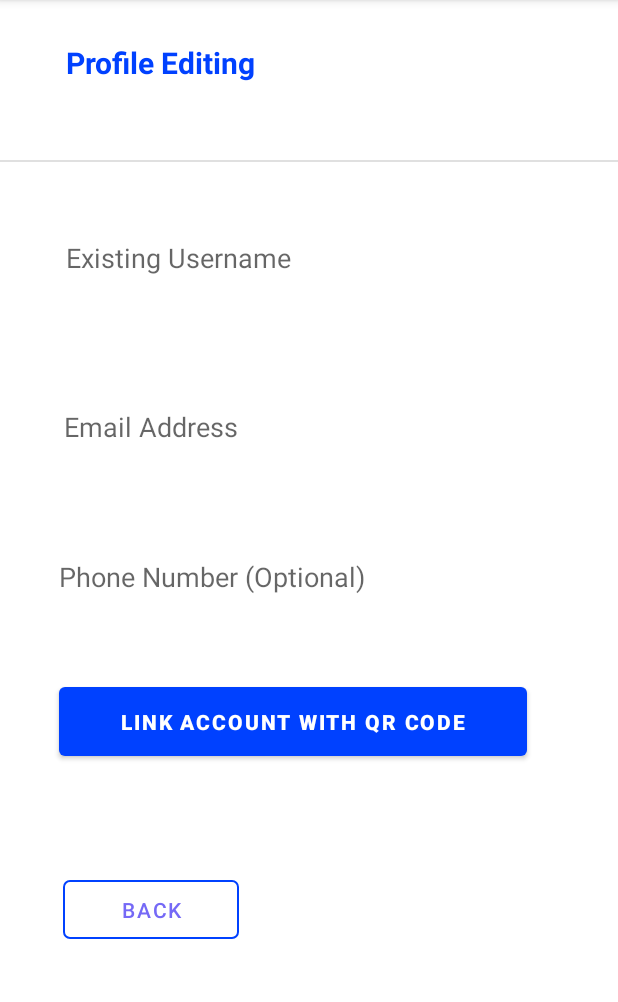
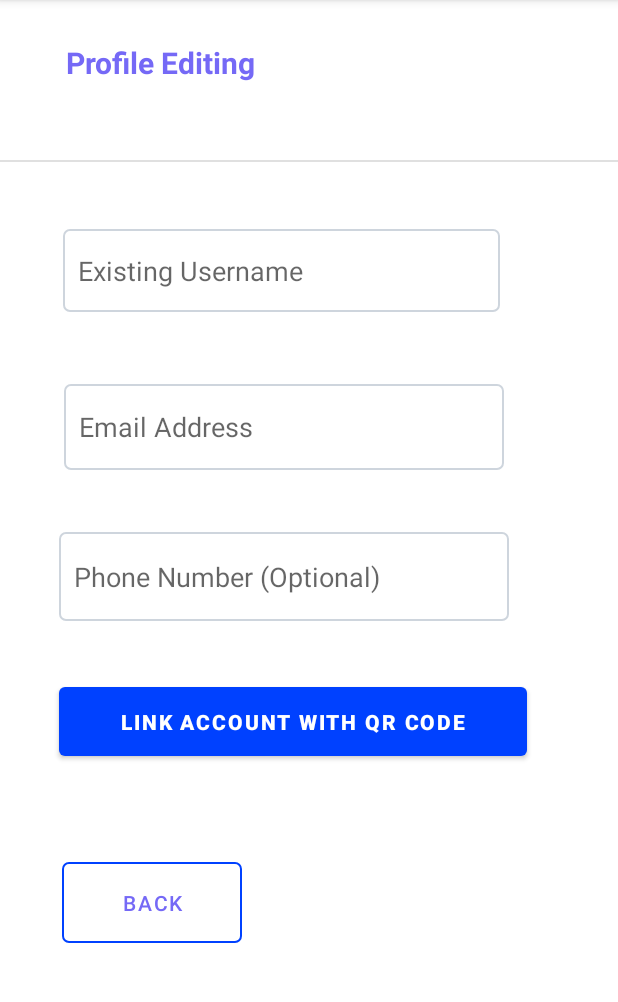
Before and after one commit to malhar2000/QR-Code-Game, an Android app: the EditProfileActivity screen opened directly, with no data from a screen before it, on a phone screen of 412 x 824 dp, the part 84-1086 px from its top. Run offline under Robolectric (Android 15) with nearby library versions, the phone set to English and light mode, and no system bars; our stand-ins replace Firebase (no records; nobody signed in at launch, a user with empty details on screens opened directly).

Commit message:
Updated the boarders

```diff
--- a/code/app/src/main/res/drawable/shape.xml
+++ b/code/app/src/main/res/drawable/shape.xml
@@ -2,7 +2,7 @@
 <selector xmlns:android="http://schemas.android.com/apk/res/android">
 
     <item><shape>
-        <stroke android:width="1dp" android:color="#FFFF" />
+        <stroke android:width="1dp" android:color="#ced5dd" />
 
         <solid android:color="@android:color/transparent" />
 
--- a/code/app/src/main/res/layout/activity_edit_profile.xml
+++ b/code/app/src/main/res/layout/activity_edit_profile.xml
@@ -21,8 +21,8 @@
 
     <Button
         android:id="@+id/backBtn"
-        android:layout_width="117dp"
-        android:layout_height="39dp"
+        android:layout_width="120dp"
+        android:layout_height="54dp"
         android:background="@drawable/shape"
         android:onClick="backBtnOnClick"
         android:text="BACK"
@@ -53,8 +53,9 @@
     <EditText
         android:id="@+id/editEmail"
         android:layout_width="293dp"
+        android:paddingLeft="10dp"
         android:layout_height="57dp"
-        android:background="@android:color/transparent"
+        android:background="@drawable/shape"
         android:hint="Email Address"
         app:layout_constraintBottom_toBottomOf="parent"
         app:layout_constraintEnd_toEndOf="parent"
@@ -65,9 +66,11 @@
 
     <EditText
         android:id="@+id/editPhone"
+        android:paddingLeft="10dp"
         android:layout_width="300dp"
+        android:textColor="#7569f6"
         android:layout_height="59dp"
-        android:background="@android:color/transparent"
+        android:background="@drawable/shape"
         android:hint="Phone Number (Optional)"
         app:layout_constraintBottom_toBottomOf="parent"
         app:layout_constraintEnd_toEndOf="parent"
@@ -81,7 +84,7 @@
         android:layout_height="34dp"
         android:layout_marginTop="28dp"
         android:text="Profile Editing"
-        android:textColor="@color/purple_200"
+        android:textColor="#7569f6"
         android:textSize="20sp"
         android:textStyle="bold"
         app:layout_constraintEnd_toEndOf="parent"
@@ -90,15 +93,16 @@
         app:layout_constraintTop_toTopOf="parent" />
 
     <EditText
+        android:paddingLeft="10dp"
         android:id="@+id/editUsername"
         android:layout_width="291dp"
         android:layout_height="55dp"
-        android:background="@android:color/transparent"
+        android:background="@drawable/shape"
         android:hint="Existing Username"
         app:layout_constraintBottom_toBottomOf="parent"
         app:layout_constraintEnd_toEndOf="parent"
-        app:layout_constraintHorizontal_bias="0.362"
+        app:layout_constraintHorizontal_bias="0.35"
         app:layout_constraintStart_toStartOf="parent"
         app:layout_constraintTop_toTopOf="parent"
-        app:layout_constraintVertical_bias="0.202"></EditText>
+        app:layout_constraintVertical_bias="0.214"></EditText>
 </androidx.constraintlayout.widget.ConstraintLayout>
```
